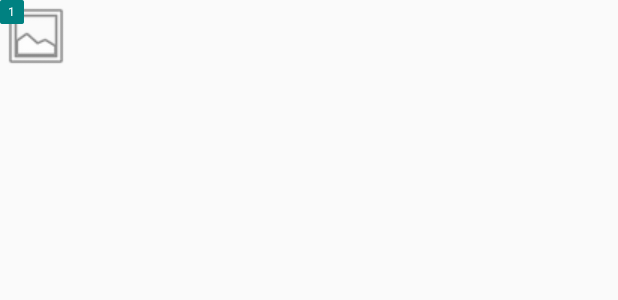
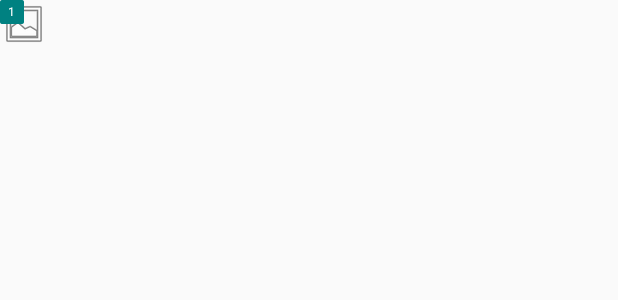
Before and after one commit to cvoronin/ActionBarMenuItemCounter, an Android app: the layout counter_menuitem_layout.xml on its own in the app's theme, with its tools: preview values and no code run, on a phone screen of 412 x 824 dp. Shown: the top 300 px of the screen. Run offline under Robolectric (Android 15) with nearby library versions, the phone set to English and light mode, and no system bars.

Commit message:
Correct layout size (should be 32dp x 32dp)

```diff
--- a/app/src/main/res/layout/counter_menuitem_layout.xml
+++ b/app/src/main/res/layout/counter_menuitem_layout.xml
@@ -1,8 +1,8 @@
 <?xml version="1.0" encoding="utf-8"?>
 <FrameLayout xmlns:android="http://schemas.android.com/apk/res/android"
     android:id="@+id/counterPanel"
-    android:layout_width="48dp"
-    android:layout_height="48dp"
+    android:layout_width="32dp"
+    android:layout_height="32dp"
     android:background="@drawable/ic_menu_gallery">
 
     <RelativeLayout
```
